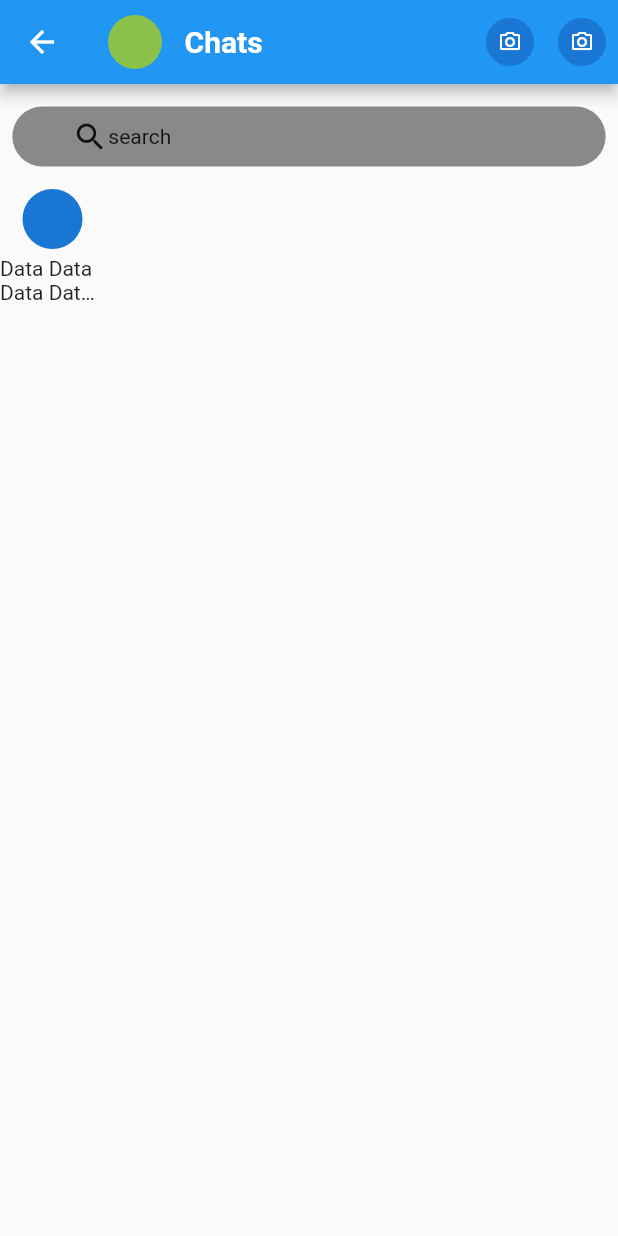
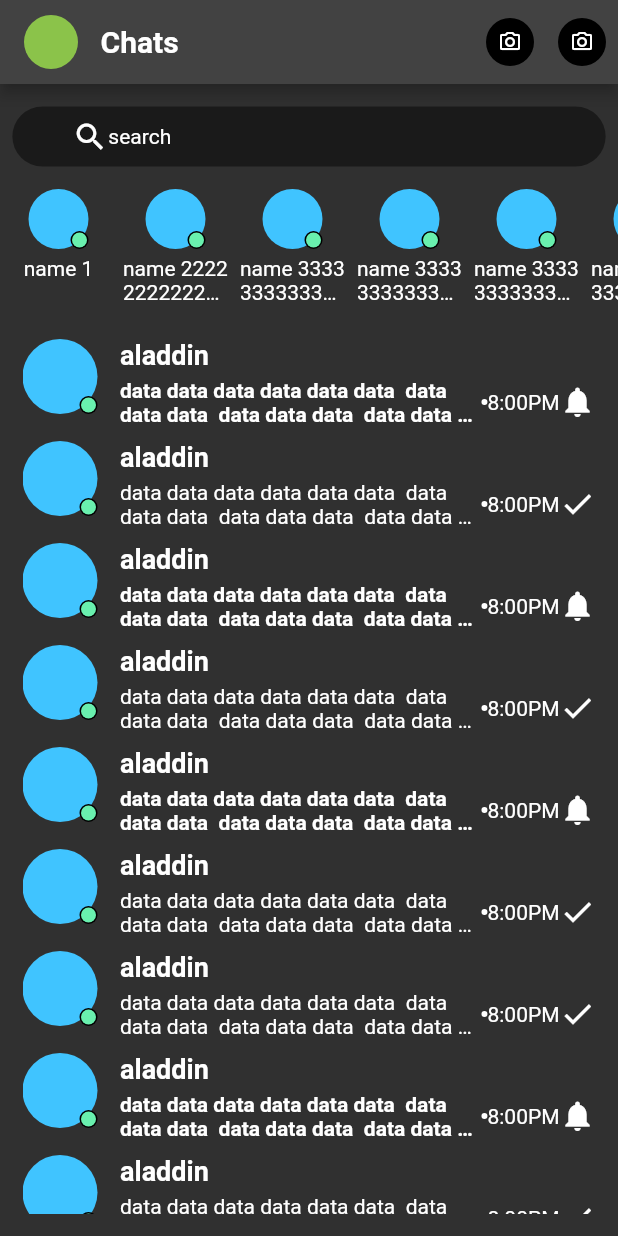
Before and after one commit to aladdinelnozahy/Flutter-Project-ITI, a Flutter app: the Massenger screen opened directly, on a phone screen of 412 x 824 dp. Run offline on Flutter 3.47's test engine with Material 2 defaults, Android fonts, the phone set to English and light mode, and no system bars; network calls fail.

Commit message:
route button from login to messanger

```diff
--- /dev/null
+++ b/lib/component.dart
@@ -0,0 +1,115 @@
+// import 'package:flutter/cupertino.dart';
+import 'package:flutter/material.dart';
+
+activeUser({required String name}) {
+  return Padding(
+    padding: const EdgeInsets.symmetric(horizontal: 4),
+    child: Container(
+      // solve text row proplem
+      width: 70,
+      child: Column(
+        crossAxisAlignment: CrossAxisAlignment.center,
+        children: [
+          Stack(alignment: AlignmentDirectional.bottomEnd, children: [
+            CircleAvatar(
+              backgroundColor: Colors.lightBlueAccent,
+            ),
+            Stack(
+              alignment: AlignmentDirectional.center,
+              children: [
+                CircleAvatar(
+                  backgroundColor: Colors.black,
+                  radius: 6,
+                ),
+                CircleAvatar(
+                  backgroundColor: Colors.greenAccent,
+                  radius: 5,
+                ),
+              ],
+            )
+          ]),
+          SizedBox(
+            height: 5,
+          ),
+          Text(
+            name,
+            maxLines: 2,
+            overflow: TextOverflow
+                .ellipsis, // solve text proplem for  ... ,and line limit
+          )
+        ],
+      ),
+    ),
+  );
+}
+
+chatUser(String name,{bool isRead=false}) =>
+     Padding(
+       padding: const EdgeInsets.symmetric(vertical: 5),
+       child: Row(
+        crossAxisAlignment: CrossAxisAlignment.start,
+        children: [
+          Stack(alignment: AlignmentDirectional.bottomEnd, children: [
+            CircleAvatar(
+              backgroundColor: Colors.lightBlueAccent,
+              radius: 25,
+            ),
+            Stack(
+              alignment: AlignmentDirectional.center,
+              children: [
+                CircleAvatar(
+                  backgroundColor: Colors.black,
+                  radius: 6,
+                ),
+                CircleAvatar(
+                  backgroundColor: Colors.greenAccent,
+                  radius: 5,
+                ),
+              ],
+            )
+          ]),
+          SizedBox(
+            width: 15,
+          ),
+          Expanded(
+              child: Column(
+            crossAxisAlignment: CrossAxisAlignment.start,
+            children: [
+              Text(
+                name,
+                style: TextStyle(
+                    color: Colors.white,
+                    fontSize: 18,
+                    fontWeight: FontWeight.bold,
+                    overflow: TextOverflow.ellipsis),
+              ),
+              SizedBox(
+                height: 5,
+              ),
+              Row(
+                children: [
+                  Expanded(
+                    child: Text(
+                        "data data data data data data  data data data  data data data  data data data  data data data  data data data  data data data  data data data  data data data data data data data data data ",
+                        style: TextStyle(color: Colors.white, fontWeight: isRead?FontWeight.normal:FontWeight.bold),
+                        overflow:TextOverflow.ellipsis,
+                        maxLines: 2,),
+                  ),
+                  Container(
+                    width: 4,
+                    height: 4,
+                    decoration: BoxDecoration(
+                        shape: BoxShape.circle, color: Colors.white),
+                  ),
+                  Text(
+                    "8:00PM",
+                    style: TextStyle(color: Colors.white),
+                  ),
+                  isRead?Icon(Icons.check,color:Colors.white):Icon(Icons.notifications,color:Colors.white)
+                ],
+              )
+            ],
+          ))
+        ],
+    ),
+     );
--- a/lib/login.dart
+++ b/lib/login.dart
@@ -1,4 +1,5 @@
 import 'package:flutter/material.dart';
+import 'package:flutter_app/messenger.dart';
 
 class LoginPage extends StatelessWidget {
   // const LoginPage({Key? key}) : super(key: key);
@@ -118,7 +119,7 @@ class LoginPage extends StatelessWidget {
                       TextButton(
                           onPressed: () {},
                           child: Text("Sign Up",
-                              style: TextStyle(color: Colors.brown[800]))),
+                              style: TextStyle(color: Color.fromARGB(255, 249, 247, 247)))),
                       SizedBox(
                         width: 15,
                       ),
@@ -133,7 +134,13 @@ class LoginPage extends StatelessWidget {
                   ),
                   InkWell(
                     onTap: () {
-                      print("22");
+                      // print("aladdin");
+                      Navigator.push(
+                        context,
+                        MaterialPageRoute(
+                          builder: (context)=> Massenger(),
+                          ),
+                        );
                     },
                     child: Container(
                       decoration: BoxDecoration(
@@ -143,7 +150,7 @@ class LoginPage extends StatelessWidget {
                       height: MediaQuery.of(context).size.height * (6 / 100),
                       child: Center(
                           child: Text(
-                        "22",
+                        "000",
                         style: TextStyle(
                             color: Colors.white,
                             fontSize: 18,
--- a/lib/main.dart
+++ b/lib/main.dart
@@ -13,10 +13,11 @@ class MyApp extends StatelessWidget {
   @override
   Widget build(BuildContext context) {
     return MaterialApp(
+      debugShowCheckedModeBanner: false, // hide debug
       home: LoginPage(),
-      // debugShowCheckedModeBanner: false,
+
       // home: Massenger(),
-      // theme:ThemeData(brightness: Brightness.dark)
+      theme:ThemeData(brightness: Brightness.dark) // also
 
     );
   }
--- a/lib/messenger.dart
+++ b/lib/messenger.dart
@@ -1,4 +1,5 @@
 import 'package:flutter/material.dart';
+import 'package:flutter_app/component.dart';
 
 class Massenger extends StatelessWidget {
   const Massenger({Key? key}) : super(key: key);
@@ -7,9 +8,13 @@ class Massenger extends StatelessWidget {
   Widget build(BuildContext context) {
     return Scaffold(
       appBar: AppBar(
+        automaticallyImplyLeading: false,
         title: Row(
           children: [
-            CircleAvatar(radius: 18,backgroundColor: Colors.lightGreen,),
+            CircleAvatar(
+              radius: 18,
+              backgroundColor: Colors.lightGreen,
+            ),
             SizedBox(
               width: 15,
             ),
@@ -21,73 +26,110 @@ class Massenger extends StatelessWidget {
         ),
         actions: [
           IconButton(
-            onPressed: (){},
+              onPressed: () {},
               icon: CircleAvatar(
                 child: Icon(
                   Icons.camera_alt_outlined,
-                size:16,
+                  size: 16,
                 ),
                 radius: 16,
               )),
-
-             IconButton(onPressed: (){},
+          IconButton(
+              onPressed: () {},
               icon: CircleAvatar(
-                child: Icon(
-                  Icons.camera_alt_outlined,
-                  size: 16
-                ),
+                child: Icon(Icons.camera_alt_outlined, size: 16),
                 radius: 40,
               ))
         ],
-
-
-
       ),
 
-      body:Column(
+      body: Column(
         children: [
           Padding(
             padding: EdgeInsets.symmetric(
-              horizontal: MediaQuery.of(context).size.width*(2/100),
+              horizontal: MediaQuery.of(context).size.width * (2 / 100),
               vertical: 15,
-            ),     // from left to right -> start end
+            ), // from left to right -> start end
             child: Container(
                 width: double.infinity,
                 height: 40,
                 // color: Colors.black45,                              //can't use with decoration
-              decoration:BoxDecoration(
+                decoration: BoxDecoration(
                     borderRadius: BorderRadius.circular(20),
-                color: Colors.black45
-              ) ,
-              child:Row(
+                    color: Colors.black45),
+                child: Row(
                   children: [
                     SizedBox(width: 40),
                     Icon(Icons.search),
                     Text("search")
                   ],
-              )
-            ),
+                )),
           ),
           Container(
               height: 80,
+              child: SingleChildScrollView(
+                scrollDirection: Axis.horizontal,
                 child: Row(
+                  crossAxisAlignment: CrossAxisAlignment.start,
                   children: [
-              Container(
-                width: 70,
+                    activeUser(name: "name 1"),
+                    activeUser(name: "name 222222222222222"),
+                    activeUser(name: "name 333333333333333"),
+                    activeUser(name: "name 333333333333333"),
+                    activeUser(name: "name 333333333333333"),
+                    activeUser(name: "name 333333333333333"),
+                    activeUser(name: "name 333333333333333"),
+                    activeUser(name: "name 333333333333333"),
+                    activeUser(name: "name 333333333333333"),
+                    activeUser(name: "name 333333333333333"),
+                    activeUser(name: "name 333333333333333"),
+                    activeUser(name: "name 333333333333333"),
+                    activeUser(name: "name 333333333333333"),
+                    activeUser(name: "name 333333333333333"),
+                    activeUser(name: "name 333333333333333"),
+                    activeUser(name: "name 333333333333333"),
+                    activeUser(name: "name 333333333333333"),
+                    activeUser(name: "name 333333333333333"),
+                    activeUser(name: "name 333333333333333"),
+                  ],
+                ),
+              )),
+          Expanded(
+              child: Padding(
+                padding: const EdgeInsets.all(15.0),
+                child: SingleChildScrollView(
                   child: Column(
                             children: [
-                   CircleAvatar(),
-                   SizedBox(height: 5,),
-                   Text("Data Data Data Data Data Data Data Data Data Data Data Data ",maxLines: 2,overflow: TextOverflow.ellipsis,)
-
+                  // -------------
+                  chatUser("aladdin "),
+                  chatUser("aladdin ", isRead: true),
+                  chatUser("aladdin "),
+                  chatUser("aladdin ", isRead: true),
+                  chatUser("aladdin "),
+                  chatUser("aladdin ", isRead: true),
+                  chatUser("aladdin ", isRead: true),
+                  chatUser("aladdin "),
+                  chatUser("aladdin ", isRead: true),
+                  chatUser("aladdin ", isRead: true),
+                  chatUser("aladdin "),
+                  chatUser("aladdin ", isRead: true),
+                  chatUser("aladdin ", isRead: true),
+                  chatUser("aladdin "),
+                  chatUser("aladdin ", isRead: true),
+                  chatUser("aladdin ", isRead: true),
+                  chatUser("aladdin "),
+                  chatUser("aladdin ", isRead: true),
+                  chatUser("aladdin ", isRead: true),
+                  chatUser("aladdin "),
+                  chatUser("aladdin ", isRead: true),
+                  chatUser("aladdin ", isRead: true),
+                  chatUser("aladdin "),
+                  chatUser("aladdin ", isRead: true),
                             ],
                           ),
-              )
+                ),
+              ))
         ],
-        ),
-          )
-        ],
-
       ),
       // drawer: Container(
       //   height: MediaQuery.of(context).size.height,
```
Also changed, not shown: 1 other file. Lines whose indentation alone changed are shown as unchanged.
